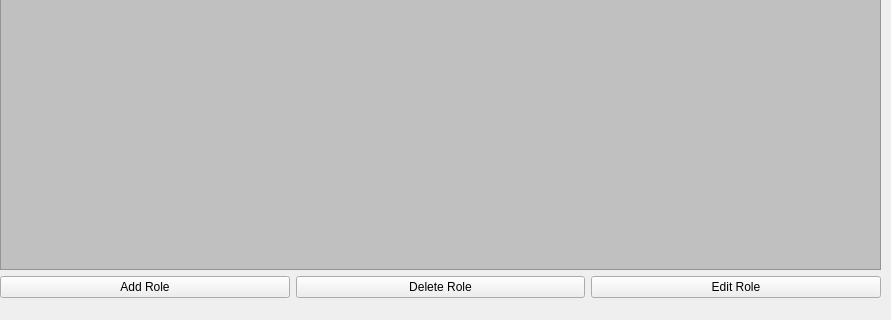
KaleTEvans/QTEmployeeTracker, file roles.ui: the form before one commit; both pictures show x 0 to 891 and y 323 to 643 of the 891 by 643 pixel window.
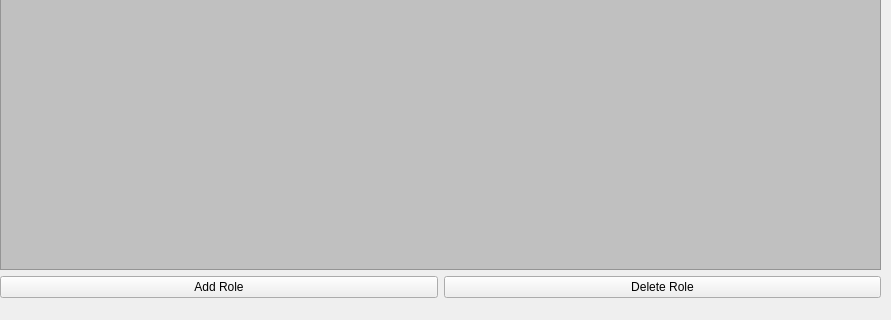
The form after the commit.

Commit message: completed roles tab

```diff
--- a/roles.ui
+++ b/roles.ui
@@ -13,7 +13,7 @@
   <property name="windowTitle">
    <string>Form</string>
   </property>
-  <widget class="QWidget" name="">
+  <widget class="QWidget" name="layoutWidget">
    <property name="geometry">
     <rect>
      <x>0</x>
@@ -59,13 +59,6 @@
         </property>
        </widget>
       </item>
-      <item>
-       <widget class="QPushButton" name="editRole">
-        <property name="text">
-         <string>Edit Role</string>
-        </property>
-       </widget>
-      </item>
      </layout>
     </item>
    </layout>
```
The commit also changes 2 other files.
